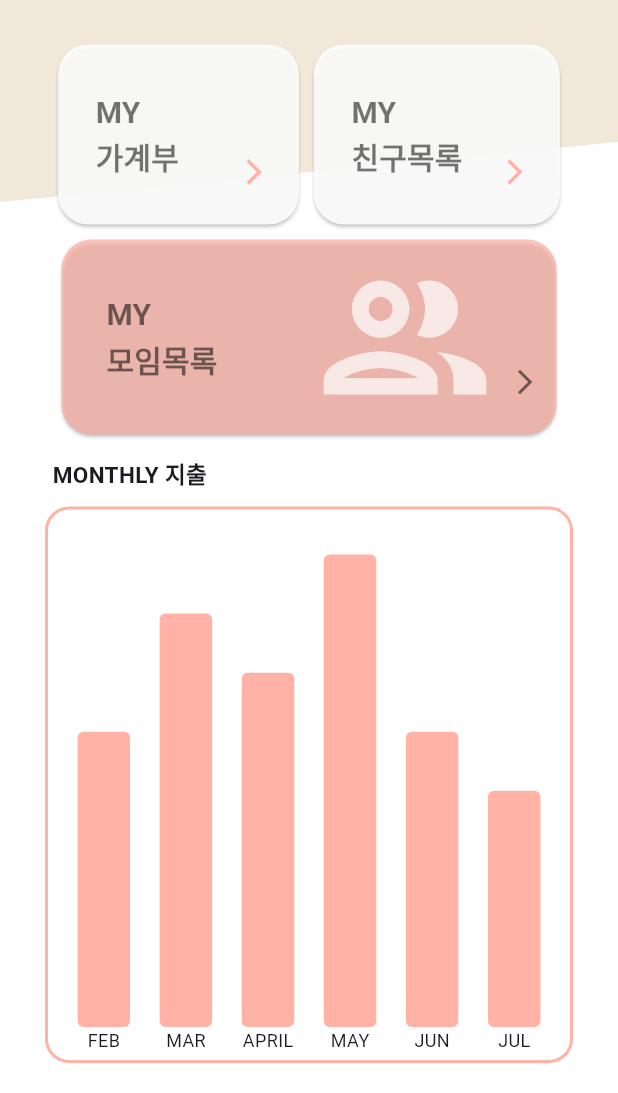
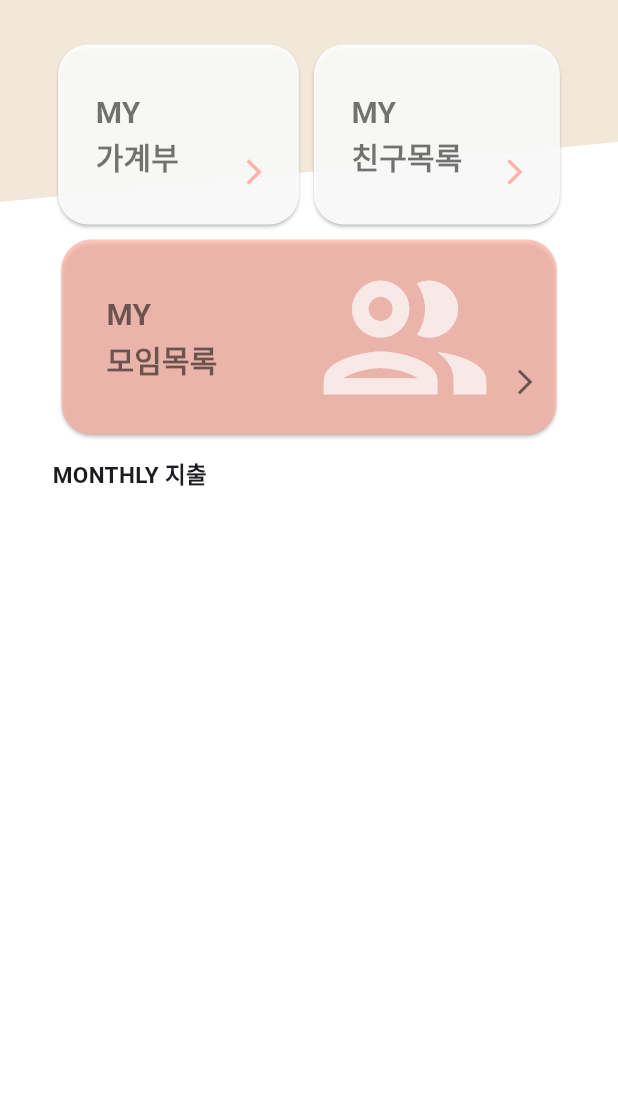
Before and after one commit to ebinee/paymate, a Flutter app: the screen it shows after launch, on a phone screen of 412 x 824 dp, the part 143-1236 px from its top. Run offline on Flutter 3.47's test engine with Material 3 defaults, Android fonts, the phone set to English and light mode, and no system bars; drawn by our look-alikes of fl_chart; our stand-ins replace cloud_firestore, firebase_core, table_calendar; accounts and stored records are empty.

Commit message:
그래프없음

```diff
--- a/lib/main.dart
+++ b/lib/main.dart
@@ -3,6 +3,7 @@ import 'package:paymate/financial_ledger.dart';
 import 'package:paymate/friend_list.dart';
 import 'package:paymate/group_list.dart';
 import 'package:fl_chart/fl_chart.dart';
+import 'package:paymate/header.dart';
 
 class IndividualBar {
   final int x;
@@ -58,6 +59,36 @@ class App extends StatefulWidget {
 
   @override
   State<App> createState() => _Appstate();
+}
+
+class NewPage extends StatelessWidget {
+  final String id;
+  final String name;
+
+  const NewPage({super.key, required this.id, required this.name});
+
+  @override
+  Widget build(BuildContext context) {
+    return Scaffold(
+      appBar: const Header(
+        headerTitle: "내 정보",
+      ),
+      backgroundColor: Colors.white,
+      body: Center(
+        child: Column(
+          mainAxisAlignment: MainAxisAlignment.center,
+          children: <Widget>[
+            const Icon(Icons.person_pin, size: 300, color: Colors.pinkAccent),
+            const SizedBox(height: 10),
+            Text(name, style: const TextStyle(fontSize: 40)),
+            const SizedBox(height: 5),
+            Text('ID : $id', style: const TextStyle(fontSize: 18)),
+            const SizedBox(height: 20),
+          ],
+        ),
+      ),
+    );
+  }
 }
 
 class TrapezoidClipper extends CustomClipper<Path> {
@@ -120,11 +151,16 @@ class _Appstate extends State<App> {
                     height: 65,
                     fit: BoxFit.fill,
                   ),
-                  const Icon(
-                    Icons.person,
-                    color: Color(0xFF646464),
-                    size: 45,
-                  ),
+                  GestureDetector(
+                    onTap: () {
+                      _navigateToNewPage(context);
+                    },
+                    child: const Icon(
+                      Icons.person,
+                      color: Color(0xFF646464),
+                      size: 45,
+                    ),
+                  )
                 ],
               ),
               const SizedBox(
@@ -315,77 +351,18 @@ class _Appstate extends State<App> {
                   ],
                 ),
               ),
-              Expanded(
-                  child: Container(
-                      margin: const EdgeInsets.only(
-                          left: 20.0, right: 20.0, bottom: 20.0, top: 10.0),
-                      decoration: BoxDecoration(
-                        borderRadius: BorderRadius.circular(16), // 둥글게 만들기
-                        border: Border.all(
-                          color: const Color(0xFFFFB2A5), // 테두리 색상
-                          width: 2, // 테두리 두께
-                        ),
-                      ),
-                      child: Padding(
-                        padding: const EdgeInsets.only(top: 30.0),
-                        child: BarChart(
-                          BarChartData(
-                            borderData: FlBorderData(
-                              show: false,
-                            ),
-                            gridData: FlGridData(show: false),
-                            titlesData: FlTitlesData(
-                              leftTitles: AxisTitles(
-                                sideTitles: SideTitles(showTitles: false),
-                              ),
-                              rightTitles: AxisTitles(
-                                sideTitles: SideTitles(showTitles: false),
-                              ),
-                              topTitles: AxisTitles(
-                                sideTitles: SideTitles(showTitles: false),
-                              ),
-                              bottomTitles: AxisTitles(
-                                sideTitles: SideTitles(
-                                  showTitles: true,
-                                  getTitlesWidget: (value, meta) {
-                                    const days = [
-                                      'FEB',
-                                      'MAR',
-                                      'APRIL',
-                                      'MAY',
-                                      'JUN',
-                                      'JUL',
-                                    ];
-                                    return Text(
-                                      days[value.toInt()],
-                                      style: const TextStyle(fontSize: 12),
-                                    );
-                                  },
-                                ),
-                              ),
-                            ),
-                            barGroups: barData.barData
-                                .map(
-                                  (data) => BarChartGroupData(
-                                    x: data.x,
-                                    barRods: [
-                                      BarChartRodData(
-                                        toY: data.y,
-                                        color: const Color(0xFFFFB2A5),
-                                        width: 35,
-                                        borderRadius: BorderRadius.circular(4),
-                                      ),
-                                    ],
-                                  ),
-                                )
-                                .toList(),
-                          ),
-                        ),
-                      ))),
             ]),
           ),
         ),
       ],
     );
   }
+
+  void _navigateToNewPage(BuildContext context) {
+    Navigator.push(
+      context,
+      MaterialPageRoute(
+          builder: (context) => const NewPage(id: "USER", name: "사용자")),
+    );
+  }
 }
```
Also changed, not shown: lib/friend_list.dart (+50 -10 lines).
